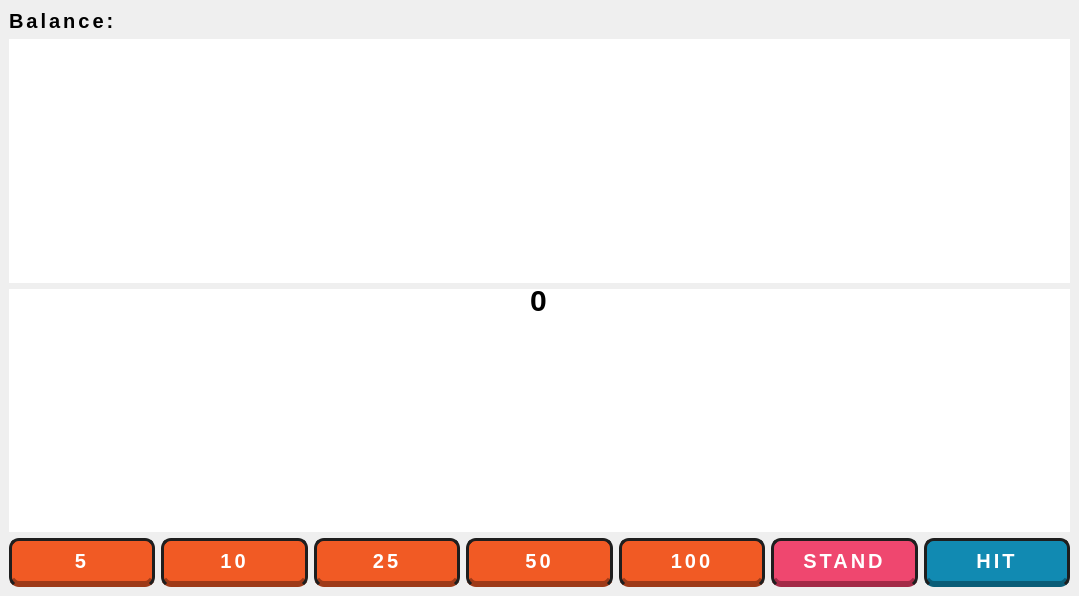
This is mainwindow.ui in miikeGit/Blackjack as Qt 5 draws it before an edit. The edited form follows.
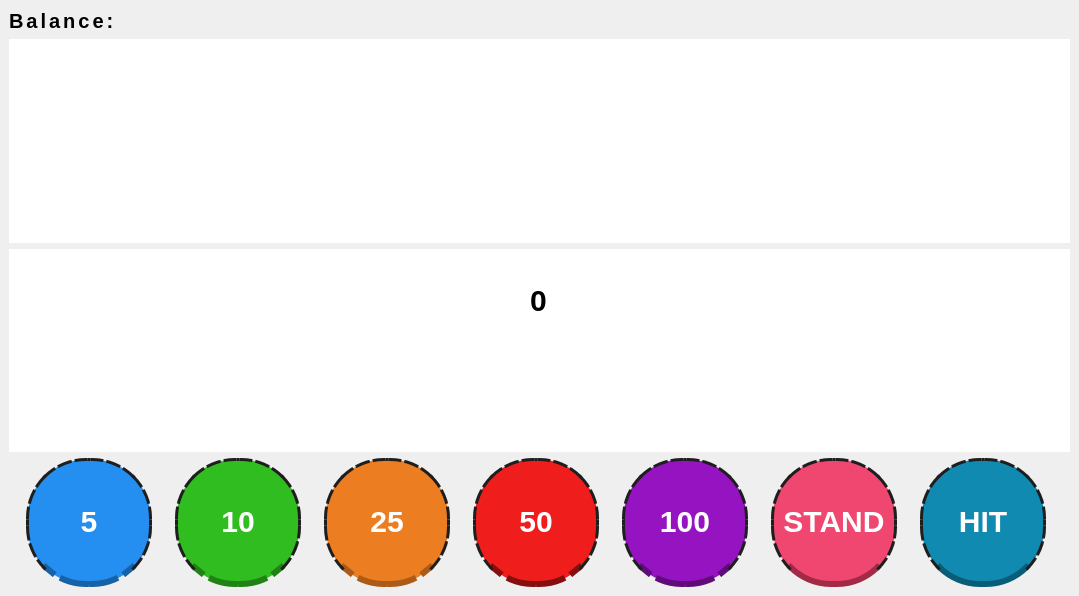
This is the edited form.

Commit message: redesign buttons to look more like poker chips

Diff of the .ui file:
```diff
--- a/mainwindow.ui
+++ b/mainwindow.ui
@@ -15,16 +15,30 @@
   </property>
   <property name="styleSheet">
    <string notr="true">
-    QLabel { font-family: &quot;balatro&quot;; font-weight: bold; font-size: 20px; letter-spacing: 3px; }
+    QLabel { font-family: "balatro"; font-weight: bold; font-size: 20px; letter-spacing: 3px; }
     QPushButton {
-        background-color: #f15a24; color: white; font-family: &quot;balatro&quot;;
-        font-weight: bold; font-size: 20px; letter-spacing: 3px;
-        border: 3px solid #1e1e1e; border-radius: 10px; padding: 8px 16px;
-        border-bottom: 6px solid #9e3a18;
+        min-width: 120px;
+        min-height: 120px;
+        max-width: 120px;
+        max-height: 120px;
+        border-radius: 60px;
+        color: white;
+        font-family: "balatro";
+        font-weight: bold;
+        font-size: 30px;
+        border: 3px dashed #1e1e1e;
     }
     QPushButton:pressed { border-bottom: 2px solid #9e3a18; margin-top: 4px; }
+
+    QPushButton#bet5Button { background-color: #248ef1; border-bottom: 6px dashed #1761a6; }
+    QPushButton#bet10Button { background-color: #30bd20; border-bottom: 6px dashed #208215; }
+    QPushButton#bet25Button { background-color: #ed7d21; border-bottom: 6px dashed #ab5a18; }
+    QPushButton#bet50Button { background-color: #f01d1d; border-bottom: 6px dashed #850f0f; }
+    QPushButton#bet100Button { background-color: #9613c2; border-bottom: 6px dashed #5f0c7a; }
+
     QPushButton#standButton { background-color: #ef476f; border-bottom: 6px solid #a32a47; }
     QPushButton#hitButton { background-color: #118ab2; border-bottom: 6px solid #0a5d78; }
+
     #BetSize { font-size: 30px; }
    </string>
   </property>
```
